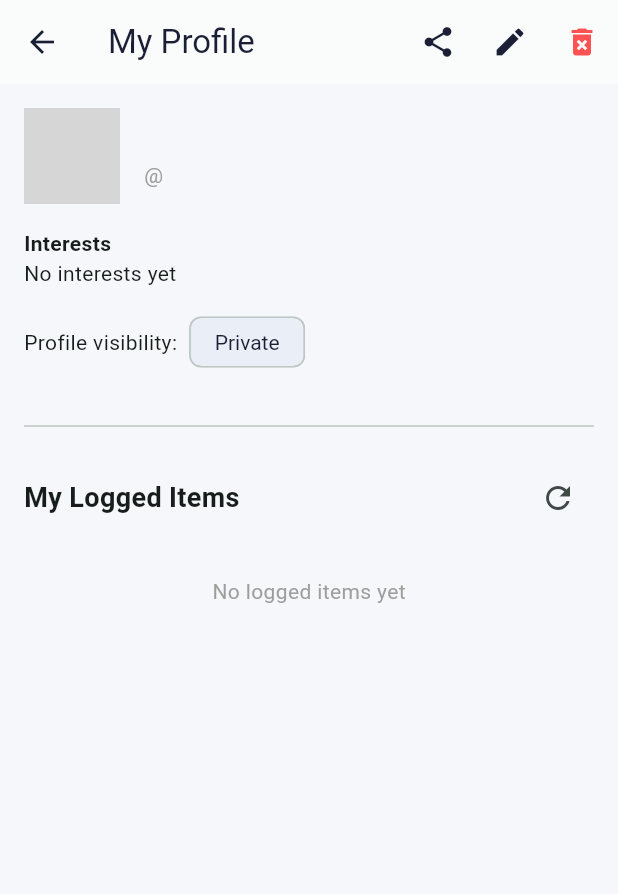
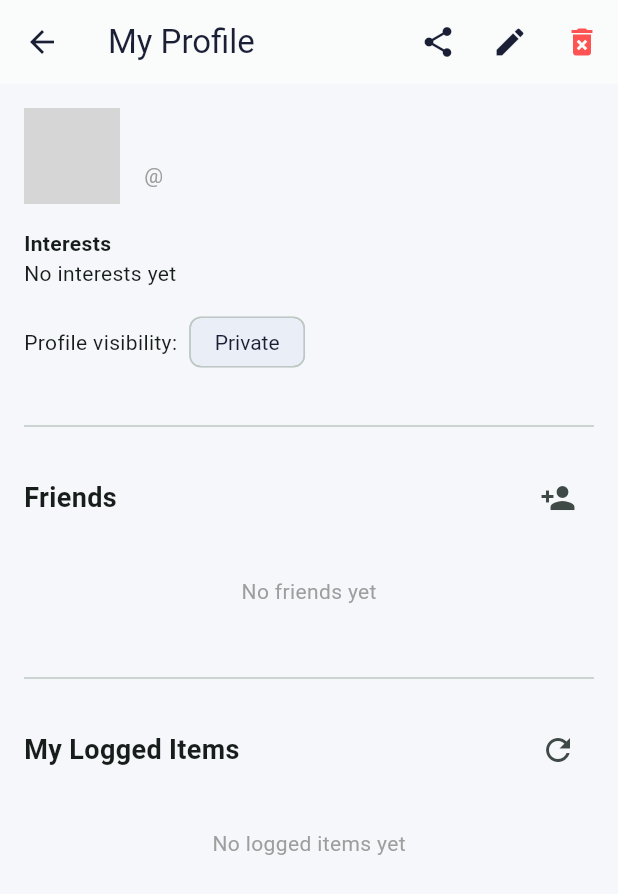
Before and after one commit to mo-sank/lyfstyl, a Flutter app: the screen it shows once a user with an empty profile is signed in, after a tap on the "menu" icon, after a tap on "Profile", on a phone screen of 412 x 824 dp. Shown: the top 894 px of the screen. Run offline on Flutter 3.47's test engine with Material 3 defaults, Android fonts, the phone set to English and light mode, and no system bars; our stand-ins replace cloud_firestore, csv, file_picker, firebase_auth, firebase_core, go_router and 2 more; missing offline and left inert: dart:html; accounts and stored records are empty; network calls fail; grey boxes are pictures that could not be loaded.

Commit message:
Friending....

```diff
--- a/lib/main.dart
+++ b/lib/main.dart
@@ -14,6 +14,7 @@ import 'services/user_service.dart';
 import 'screens/auth/login_screen.dart';
 import 'screens/auth/email_verification_screen.dart';
 import 'screens/home_screen.dart';
+import 'screens/friends/search_friends_screen.dart';
 import 'theme/app_theme.dart';
 import 'package:go_router/go_router.dart';
 import 'screens/profile/public_profile_screen.dart';
@@ -65,6 +66,11 @@ class LyfstylApp extends StatelessWidget {
                   print('DEBUG ROUTER: Building AuthWrapper');
                   return const AuthWrapper();
                 },
+              ),
+
+              GoRoute(
+                path: '/search_users',
+                builder: (context, state) => const SearchUsersScreen(),
               ),
             ],
           );
--- a/lib/screens/profile/profile_screen.dart
+++ b/lib/screens/profile/profile_screen.dart
@@ -25,12 +25,20 @@ class _ProfileScreenState extends State<ProfileScreen> {
   late Future<UserProfile?> _profileFuture;
   late Future<List<(LogEntry, MediaItem?)>> _logsFuture;
   bool _isDeleting = false;
+  late Future<List<UserProfile>> _friendsFuture;
 
   @override
   void initState() {
     super.initState();
     _profileFuture = _loadProfile();
     _logsFuture = _loadLogsWithMedia();
+    _friendsFuture = _loadFriends();
+  }
+
+  Future<List<UserProfile>> _loadFriends() async {
+    final user = FirebaseAuth.instance.currentUser!;
+    final svc = context.read<FirestoreService>();
+    return await svc.getFriends(user.uid);
   }
 
   Future<UserProfile?> _loadProfile() async {
@@ -318,6 +326,62 @@ class _ProfileScreenState extends State<ProfileScreen> {
                   Row(
                     mainAxisAlignment: MainAxisAlignment.spaceBetween,
                     children: [
+                      const Text('Friends', style: TextStyle(fontSize: 18, fontWeight: FontWeight.bold)),
+                      IconButton(
+                        icon: const Icon(Icons.person_add),
+                        tooltip: 'Search users to add',
+                        onPressed: () {
+                          context.push('/search_users'); // We'll create this route next
+                        },
+                      ),
+                    ],
+                  ),
+                  const SizedBox(height: 12),
+                  FutureBuilder<List<UserProfile>>(
+                    future: _friendsFuture,
+                    builder: (context, friendsSnapshot) {
+                      if (friendsSnapshot.connectionState != ConnectionState.done) {
+                        return const Center(child: CircularProgressIndicator());
+                      }
+
+                      final friends = friendsSnapshot.data ?? [];
+                      if (friends.isEmpty) {
+                        return const Padding(
+                          padding: EdgeInsets.all(16.0),
+                          child: Center(
+                            child: Text('No friends yet', style: TextStyle(color: Colors.grey)),
+                          ),
+                        );
+                      }
+
+                      return ListView.builder(
+                        shrinkWrap: true,
+                        physics: const NeverScrollableScrollPhysics(),
+                        itemCount: friends.length,
+                        itemBuilder: (context, index) {
+                          final friend = friends[index];
+                          return ListTile(
+                            leading: CircleAvatar(
+                              backgroundImage: friend.avatarUrl != null ? NetworkImage(friend.avatarUrl!) : null,
+                              child: friend.avatarUrl == null ? const Icon(Icons.person) : null,
+                            ),
+                            title: Text(friend.displayName ?? friend.username ?? friend.email),
+                            subtitle: Text('@${friend.username ?? friend.email}'),
+                            onTap: () {
+                              context.push('/profile/${friend.userId}');
+                            },
+                          );
+                        },
+                      );
+                    },
+                  ),
+
+                  const SizedBox(height: 24),
+                  const Divider(),
+                  const SizedBox(height: 16),
+                  Row(
+                    mainAxisAlignment: MainAxisAlignment.spaceBetween,
+                    children: [
                       const Text('My Logged Items', style: TextStyle(fontSize: 18, fontWeight: FontWeight.bold)),
                       IconButton(
                         icon: const Icon(Icons.refresh),
--- a/lib/services/firestore_service.dart
+++ b/lib/services/firestore_service.dart
@@ -57,6 +57,52 @@ class FirestoreService {
     await usersCol
         .doc(profile.userId)
         .set(profile.toMap(), SetOptions(merge: true));
+  }
+
+  // Adding friends subcollection
+  Future<void> addFriend(String currentUserId, String friendUserId) async {
+    if (currentUserId == friendUserId) return; // No self-friending
+    final friendDoc = usersCol.doc(currentUserId).collection('friends').doc(friendUserId);
+    await friendDoc.set({'addedAt': FieldValue.serverTimestamp()});
+    final currentUserDoc = usersCol.doc(friendUserId).collection('friends').doc(currentUserId);
+    await currentUserDoc.set({'addedAt': FieldValue.serverTimestamp()});
+  }
+
+  // Deleting friend
+  Future<void> removeFriend(String currentUserId, String friendUserId) async {
+    final friendDoc = usersCol.doc(currentUserId).collection('friends').doc(friendUserId);
+    await friendDoc.delete();
+    await usersCol.doc(friendUserId).collection('friends').doc(currentUserId).delete();
+  }
+
+  // Getting friends for current user
+  Future<List<UserProfile>> getFriends(String currentUserId) async {
+    final friendsSnapshot = await usersCol.doc(currentUserId).collection('friends').get();
+
+    final friendIds = friendsSnapshot.docs.map((doc) => doc.id).toList();
+
+    final friendProfiles = await Future.wait(friendIds.map((id) => usersCol.doc(id).get()));
+
+    return friendProfiles.map((doc) => UserProfile.fromDoc(doc)).toList();
+  }
+
+    // Search for other users
+  Future<List<UserProfile>> searchUsers(String query) async {
+    // Get all public users
+    final snapshot = await usersCol
+        .where('isPublic', isEqualTo: true)
+        .get();
+
+    final lowerQuery = query.toLowerCase();
+
+    // Filter users by displayName or email containing the query
+    final results = snapshot.docs.map((doc) => UserProfile.fromDoc(doc)).where((profile) {
+      final displayNameMatch = profile.displayName?.toLowerCase().contains(lowerQuery) ?? false;
+      final emailMatch = profile.email.toLowerCase().contains(lowerQuery);
+      return displayNameMatch || emailMatch;
+    }).toList();
+
+    return results;
   }
 
   /// Gets a user profile by their Firebase UID
```
Also changed, not shown: lib/screens/friends/friends_screen.dart (added, +118 -0 lines), lib/screens/friends/search_friends_screen.dart (added, +119 -0 lines), pubspec.lock.
